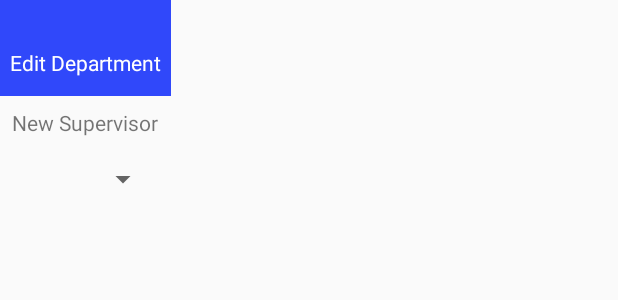
After one commit to Schenckerl/SoftwareTechnology2017, an Android app: the layout edit_department.xml on its own in the app's theme, with its tools: preview values and no code run, on a phone screen of 412 x 824 dp. The commit adds this screen. Shown: the top 300 px of the screen. Run offline under Robolectric (Android 15) with nearby library versions, the phone set to English and light mode, and no system bars.

Commit message:
[ES, DL] editing Department Supervisors is now possible

```diff
--- a/TimemanagementTool/app/src/main/java/at/thelegend27/timemanagementtool/HelperClasses/CurrentSession.java
+++ b/TimemanagementTool/app/src/main/java/at/thelegend27/timemanagementtool/HelperClasses/CurrentSession.java
@@ -91,7 +91,7 @@ public class CurrentSession {
                         public void onDataChange(DataSnapshot dataSnapshot) {
                             Log.d("INIT", "we got our department");
                             Department department = dataSnapshot.getValue(Department.class);
-                            department.supervisor = dataSnapshot.getKey();
+                            department.name = dataSnapshot.getKey();
                             CurrentSession.getInstance().setDepartment(department);
 
 
@@ -101,6 +101,7 @@ public class CurrentSession {
                                 public void onDataChange(DataSnapshot dataSnapshot) {
                                     Log.d("INIT", "we got our company");
                                     Company company = dataSnapshot.getValue(Company.class);
+                                    company.name = dataSnapshot.getKey();
                                     CurrentSession.getInstance().setCompany(company);
                                 }
 
--- a/TimemanagementTool/app/src/main/java/at/thelegend27/timemanagementtool/TimemanagementActivity.java
+++ b/TimemanagementTool/app/src/main/java/at/thelegend27/timemanagementtool/TimemanagementActivity.java
@@ -11,6 +11,7 @@ import android.support.v4.widget.DrawerLayout;
 import android.support.v7.app.ActionBarDrawerToggle;
 import android.support.v7.app.AppCompatActivity;
 import android.support.v7.widget.Toolbar;
+import android.util.Log;
 import android.view.Menu;
 import android.view.MenuItem;
 import android.view.View;
@@ -68,6 +69,7 @@ public class TimemanagementActivity extends AppCompatActivity
             navigationView.getMenu().findItem(R.id.nav_department_overview).setVisible(true);
         }else if(CurrentSession.getInstance().getCurrent_user().isSupervisor){
             navigationView.getMenu().findItem(R.id.nav_employee_overview).setVisible(true);
+            navigationView.getMenu().findItem(R.id.nav_department_details).setVisible(true);
         }
 
         View v = navigationView.getHeaderView(0);
@@ -160,6 +162,10 @@ public class TimemanagementActivity extends AppCompatActivity
             case R.layout.department_detail:
                 fragment = new DepartmentDetails();
                 break;
+            case R.id.nav_department_details:
+                Log.d("Switching", "Departmnet is: " + CurrentSession.getInstance().getDepartment().name);
+                showDepDetail(CurrentSession.getInstance().getDepartment().name);
+                break;
         }
 
         //replacing the fragment
--- a/TimemanagementTool/app/src/main/java/at/thelegend27/timemanagementtool/database/DatabaseHelper.java
+++ b/TimemanagementTool/app/src/main/java/at/thelegend27/timemanagementtool/database/DatabaseHelper.java
@@ -53,6 +53,8 @@ public class DatabaseHelper {
                 //updating user
                 User update = dataSnapshot.getValue(User.class);
                 update.isSupervisor = true;
+                update.department = department_name;
+
                 md.child(dataSnapshot.getKey()).setValue(update);
 
                 DatabaseReference db = FirebaseDatabase.getInstance().getReference();
--- a/TimemanagementTool/app/src/main/res/layout/department_detail.xml
+++ b/TimemanagementTool/app/src/main/res/layout/department_detail.xml
@@ -55,7 +55,7 @@
         android:textColor="@color/colorWhite"
         android:padding="@dimen/_8sdp"
         android:background="@color/colorPrimaryMiddle"
-        android:id="@+id/button2"
+        android:id="@+id/edit_department"
         android:layout_marginTop="39dp"
         android:layout_below="@+id/users_for_department"
         android:layout_centerHorizontal="true" />
--- /dev/null
+++ b/TimemanagementTool/app/src/main/res/layout/edit_department.xml
@@ -0,0 +1,44 @@
+<LinearLayout xmlns:android="http://schemas.android.com/apk/res/android"
+    android:orientation="vertical"
+    android:layout_width="wrap_content"
+    android:layout_height="wrap_content">
+
+    <TextView
+        android:text="Edit Department"
+        android:paddingTop="32dp"
+        android:textAlignment="center"
+        android:layout_width="match_parent"
+        android:layout_height="64dp"
+        android:scaleType="center"
+        android:background="@color/colorPrimaryMiddle"
+        android:textColor="@color/colorWhite"
+        android:contentDescription="@string/app_name" />
+    <TextView
+        android:layout_width="match_parent"
+        android:layout_height="wrap_content"
+        android:text="Department Name"
+        android:layout_margin="@dimen/_8sdp"
+        android:visibility="gone"/>
+    <EditText
+        android:layout_width="match_parent"
+        android:layout_height="wrap_content"
+        android:text="@string/department_name"
+        android:layout_margin="@dimen/_8sdp"
+        android:textSize="14sp"
+        android:visibility="gone"/>
+    <TextView
+        android:layout_width="match_parent"
+        android:layout_height="wrap_content"
+        android:text="New Supervisor"
+        android:layout_margin="@dimen/_8sdp"/>
+    <Spinner
+        android:layout_margin="@dimen/_8sdp"
+        android:id="@+id/new_supervisor"
+        android:layout_width="match_parent"
+        android:layout_height="wrap_content"
+        android:layout_marginTop="16dp"
+        android:layout_marginLeft="4dp"
+        android:layout_marginRight="4dp"
+        android:layout_marginBottom="4dp"
+        />
+</LinearLayout>
--- a/TimemanagementTool/app/src/main/res/menu/activity_main_drawer.xml
+++ b/TimemanagementTool/app/src/main/res/menu/activity_main_drawer.xml
@@ -31,6 +31,11 @@
             android:title="@string/department_overview"
             android:visible="false"/>
         <item
+            android:id="@+id/nav_department_details"
+            android:icon="@drawable/ic_info_black_24dp"
+            android:title="@string/department_overview"
+            android:visible="false"/>
+        <item
             android:id="@+id/nav_logout"
             android:icon="@drawable/ic_perm_contact_calendar_black_24dp"
             android:title="@string/logout" />
--- a/TimemanagementTool/app/src/main/res/values/strings.xml
+++ b/TimemanagementTool/app/src/main/res/values/strings.xml
@@ -153,6 +153,9 @@
     <string name="supervisor">SuperVisor</string>
     <string name="users">Users</string>
     <string name="edit_department">Edit Department</string>
+    <string name="cancel">Cancel</string>
+    <string name="confirm">Confirm</string>
+
 
     <plurals name="error_week_password">
         <item quantity="one">Password not strong enough. Use at least %1$d character and a mix of letters and numbers</item>
```
Also changed, not shown: TimemanagementTool/app/src/main/java/layout/DepartmentDetails.java (+21 -5 lines), TimemanagementTool/app/src/main/java/layout/EditDepartmentDialog.java (added, +167 -0 lines), TimemanagementTool/app/src/main/java/layout/EmployeeOverview.java (+14 -8 lines), TimemanagementTool/app/src/main/res/drawable-hdpi/ic_info_black_24dp.png (added), TimemanagementTool/app/src/main/res/drawable-mdpi/ic_info_black_24dp.png (added), TimemanagementTool/app/src/main/res/drawable-xhdpi/ic_info_black_24dp.png (added), TimemanagementTool/app/src/main/res/drawable-xxhdpi/ic_info_black_24dp.png (added), TimemanagementTool/app/src/main/res/drawable-xxxhdpi/ic_info_black_24dp.png (added).
